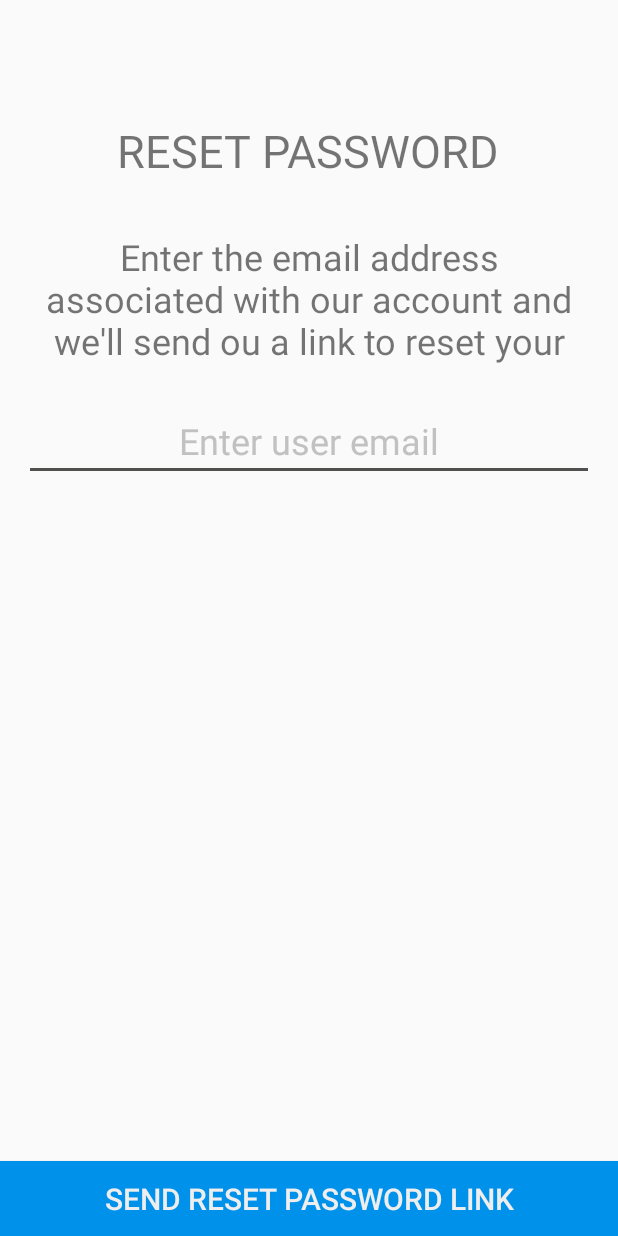
After one commit to tannum/C-One, an Android app: the ResetPasswordActivity screen opened directly, with no data from a screen before it, on a phone screen of 412 x 824 dp. The commit adds this screen. Run offline under Robolectric (Android 15) with nearby library versions, the light colour scheme and no system bars.

Commit message:
version 1.05 Add : ResetPassword Activity Add : intent for login , signup , forgot password.

```diff
--- a/app/src/main/AndroidManifest.xml
+++ b/app/src/main/AndroidManifest.xml
@@ -43,14 +43,16 @@
                 <category android:name="android.intent.category.LAUNCHER" />
             </intent-filter>
         </activity>
+        <activity android:name=".View.RegisterActivity">
 
-        <activity android:name=".View.RegisterActivity">
-            <!--<intent-filter>-->
-            <!--<action android:name="android.intent.action.MAIN" />-->
+            <!-- <intent-filter> -->
+            <!-- <action android:name="android.intent.action.MAIN" /> -->
 
-            <!--<category android:name="android.intent.category.LAUNCHER" />-->
-            <!--</intent-filter>-->
+
+            <!-- <category android:name="android.intent.category.LAUNCHER" /> -->
+            <!-- </intent-filter> -->
         </activity>
+        <activity android:name=".View.ResetPasswordActivity"></activity>
     </application>
 
 </manifest>
--- a/app/src/main/java/com/bjl/tannum/c_one/View/LoginActivity.java
+++ b/app/src/main/java/com/bjl/tannum/c_one/View/LoginActivity.java
@@ -1,5 +1,6 @@
 package com.bjl.tannum.c_one.View;
 
+import android.content.Intent;
 import android.support.v7.app.AppCompatActivity;
 import android.os.Bundle;
 import android.util.Log;
@@ -25,6 +26,7 @@ public class LoginActivity extends AppCompatActivity implements View.OnClickList
         btnLogin.setOnClickListener(this);
         btnSignup.setOnClickListener(this);
 
+
     }
 
 
@@ -32,12 +34,18 @@ public class LoginActivity extends AppCompatActivity implements View.OnClickList
     public void onClick(View view) {
         if(view == btnForgot){
             Log.d("debug","btn forgot was clicked");
+            Intent intent = new Intent(LoginActivity.this,ResetPasswordActivity.class);
+            startActivity(intent);
         }
         else if(view == btnLogin){
             Log.d("debug","btn login was clicked");
+            Intent intent = new Intent(LoginActivity.this, MainActivity.class);
+            startActivity(intent);
         }
         else if(view == btnSignup){
             Log.d("debug","btn signup was clicked");
+            Intent intent = new Intent(LoginActivity.this, RegisterActivity.class);
+            startActivity(intent);
         }
 
 
--- a/app/src/main/java/com/bjl/tannum/c_one/View/MainActivity.java
+++ b/app/src/main/java/com/bjl/tannum/c_one/View/MainActivity.java
@@ -4,6 +4,7 @@ import android.support.v4.widget.DrawerLayout;
 import android.support.v7.app.AppCompatActivity;
 import android.os.Bundle;
 import android.support.v7.widget.Toolbar;
+import android.util.Log;
 import android.view.Menu;
 import android.view.MenuInflater;
 
@@ -17,6 +18,8 @@ public class MainActivity extends AppCompatActivity {
     protected void onCreate(Bundle savedInstanceState) {
         super.onCreate(savedInstanceState);
         setContentView(R.layout.activity_main);
+
+        Log.d("debug","On create Main activity");
 
         //Mask: setup tool bar
         toolbar = (Toolbar)findViewById(R.id.app_bar);
--- /dev/null
+++ b/app/src/main/java/com/bjl/tannum/c_one/View/ResetPasswordActivity.java
@@ -0,0 +1,31 @@
+package com.bjl.tannum.c_one.View;
+
+import android.support.v7.app.AppCompatActivity;
+import android.os.Bundle;
+import android.view.View;
+import android.widget.Button;
+
+import com.bjl.tannum.c_one.R;
+
+public class ResetPasswordActivity extends AppCompatActivity implements View.OnClickListener {
+
+
+    Button btnResetPwd;
+    @Override
+    protected void onCreate(Bundle savedInstanceState) {
+        super.onCreate(savedInstanceState);
+        setContentView(R.layout.activity_reset_password);
+
+        btnResetPwd = (Button)findViewById(R.id.btnResetPassword);
+        btnResetPwd.setOnClickListener(this);
+    }
+
+    @Override
+    public void onClick(View v) {
+
+        if(v == btnResetPwd){
+            //Mask: todo anything
+        }
+
+    }
+}
--- a/app/src/main/res/layout/activity_login.xml
+++ b/app/src/main/res/layout/activity_login.xml
@@ -11,8 +11,8 @@
         android:id="@+id/imgLoginLogo"
         android:layout_width="match_parent"
         android:layout_height="300dp"
-        android:scaleType="fitXY"
-        android:src="@drawable/login_logo"/>
+        android:scaleType="center"
+        android:src="@drawable/login_logo1"/>
 
     <Button
         android:id="@+id/btnSignUp"
@@ -49,7 +49,8 @@
         android:layout_above="@id/btnLogin"
         android:inputType="numberPassword"
         android:maxLength="6"
-        android:hint="Your password" />
+        android:hint="Your password"
+        android:textColorHint="@color/colorHint"/>
     <Button
         android:id="@+id/btnForgotPwd"
         android:layout_width="wrap_content"
@@ -57,7 +58,8 @@
         android:layout_alignBaseline="@+id/editTextPassword"
         android:layout_marginRight="16dp"
         android:layout_alignParentEnd="true"
-        android:text="forgot?" />
+        android:text="forgot?"
+        android:background="@color/colorWhiteBackground"/>
      <EditText
          android:id="@+id/editTextUserName"
          android:layout_width="match_parent"
@@ -67,7 +69,8 @@
          android:layout_marginTop="16dp"
          android:layout_above="@id/editTextPassword"
          android:inputType="textEmailAddress"
-         android:hint="Your user name" />
+         android:hint="Your user name"
+         android:textColorHint="@color/colorHint"/>
 
 
 
--- /dev/null
+++ b/app/src/main/res/layout/activity_reset_password.xml
@@ -0,0 +1,55 @@
+<?xml version="1.0" encoding="utf-8"?>
+<RelativeLayout xmlns:android="http://schemas.android.com/apk/res/android"
+    xmlns:tools="http://schemas.android.com/tools"
+    android:id="@+id/activity_reset_password"
+    android:layout_width="match_parent"
+    android:layout_height="match_parent"
+    tools:context="com.bjl.tannum.c_one.View.ResetPasswordActivity">
+
+    <TextView
+        android:id="@+id/textView3"
+        android:layout_width="wrap_content"
+        android:layout_height="wrap_content"
+        android:textSize="30dp"
+        android:text="RESET PASSWORD"
+        android:layout_centerHorizontal="true"
+        android:layout_marginTop="80dp"/>
+
+    <TextView
+        android:id="@+id/textView4"
+        android:layout_width="wrap_content"
+        android:layout_height="wrap_content"
+        android:textSize="24dp"
+        android:text="Enter the email address associated with our account and we'll send ou a link to reset your password"
+        android:layout_below="@+id/textView3"
+        android:layout_centerHorizontal="true"
+        android:layout_marginTop="34dp"
+        android:layout_marginLeft="24dp"
+        android:layout_marginRight="24dp"
+        android:textAlignment="center"
+        android:maxLines="3" />
+
+    <EditText
+        android:id="@+id/editTextResetPassword"
+        android:layout_width="match_parent"
+        android:layout_height="wrap_content"
+        android:layout_marginLeft="16dp"
+        android:layout_marginRight="16dp"
+        android:layout_marginTop="24dp"
+        android:layout_below="@id/textView4"
+        android:textSize="24dp"
+        android:textAlignment="center"
+        android:inputType="textEmailAddress"
+        android:hint="Enter user email"
+        android:textColorHint="@color/colorHint"/>
+
+    <Button
+        android:id="@+id/btnResetPassword"
+        android:layout_width="match_parent"
+        android:layout_height="50dp"
+        android:text="SEND RESET PASSWORD LINK"
+        android:textSize="20dp"
+        android:textColor="@color/colorWhiteSmoke"
+        android:background="@color/colorInfo"
+        android:layout_alignParentBottom="true" />
+</RelativeLayout>
--- a/app/src/main/res/layout/fragment_navigation_drawer.xml
+++ b/app/src/main/res/layout/fragment_navigation_drawer.xml
@@ -10,7 +10,7 @@
         android:id="@+id/containerDrawer"
         android:layout_width="match_parent"
         android:layout_height="150dp"
-        android:background="@drawable/id_card"
+        android:background="@drawable/nav_logo1"
         android:orientation="horizontal">
 
         <ImageView
--- a/app/src/main/res/values/colors.xml
+++ b/app/src/main/res/values/colors.xml
@@ -9,4 +9,5 @@
     <color name="colorError">#D50000</color>
     <color name="colorWarning">#F57F17</color>
     <color name="colorInfo">#0091EA</color>
+    <color name="colorHint">#c1c1c1</color>
 </resources>
```
Also changed, not shown: 2 other files.
